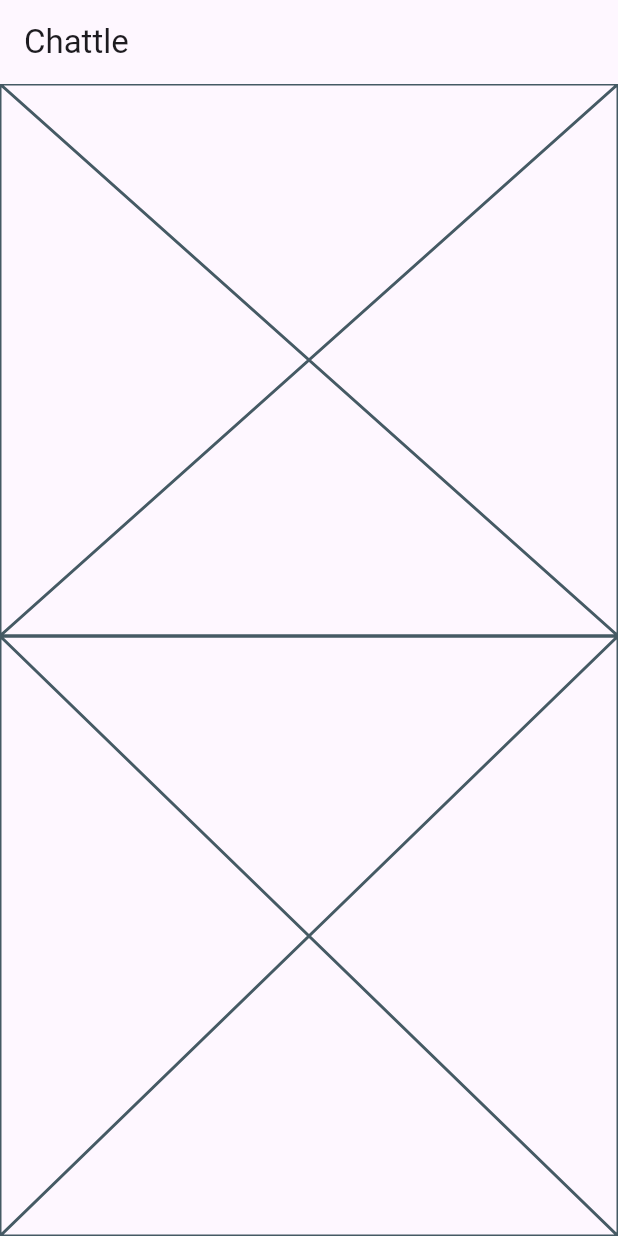
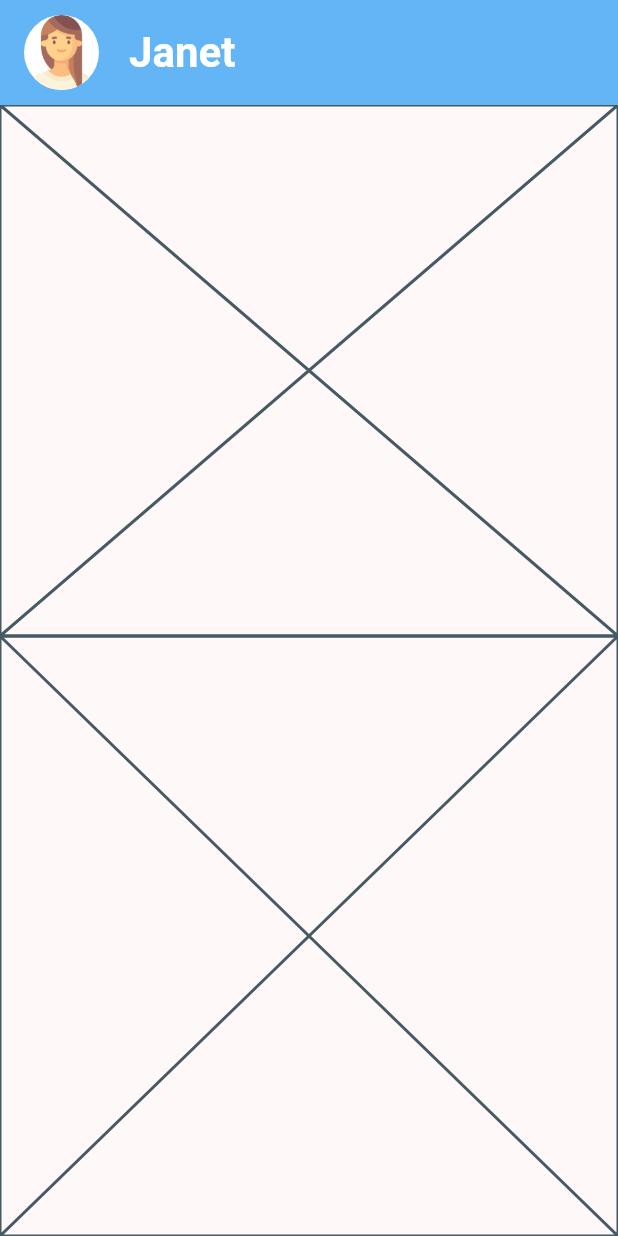
Before and after one commit to wpinrui/chattle, a Flutter app: the screen it shows after launch, on a phone screen of 412 x 824 dp. Run offline on Flutter 3.47's test engine with Material 3 defaults, Android fonts, the phone set to English and light mode, and no system bars; our stand-ins replace logger.

Commit message:
Add chat page app bar

```diff
--- /dev/null
+++ b/frontend/lib/const.dart
@@ -0,0 +1,3 @@
+class Constants {
+  static const String womanProfilePath = 'assets/images/woman.png';
+}
--- a/frontend/lib/main.dart
+++ b/frontend/lib/main.dart
@@ -11,13 +11,16 @@
   // This widget is the root of your application.
   @override
   Widget build(BuildContext context) {
+    debugPrintRebuildDirtyWidgets = true;
     return MaterialApp(
       title: 'Chattle',
       theme: ThemeData(
-        colorScheme: ColorScheme.fromSeed(seedColor: Colors.deepPurple),
+        colorScheme: ColorScheme.fromSeed(seedColor: Colors.black),
         useMaterial3: true,
       ),
-      home: const ChatPage(),
+      home: const ChatPage(
+        name: 'Janet',
+      ),
       initialRoute: '/',
     );
   }
--- a/frontend/lib/ui/chat/chat_page.dart
+++ b/frontend/lib/ui/chat/chat_page.dart
@@ -1,14 +1,18 @@
+import 'package:chattle/const.dart';
+import 'package:chattle/ui/chat/chat_page_appbar.dart';
+import 'package:chattle/ui/chat/chat_profile.dart';
+import 'package:chattle/ui/spacers/spacers.dart';
 import 'package:flutter/material.dart';
 
 class ChatPage extends StatelessWidget {
-  const ChatPage({super.key});
+  final String name;
+
+  const ChatPage({super.key, required this.name});
 
   @override
   Widget build(BuildContext context) {
     return Scaffold(
-      appBar: AppBar(
-        title: const Text('Chattle'),
-      ),
+      appBar: ChatPageAppbar(name: name),
       body: const Column(
         children: <Widget>[
           Expanded(
--- /dev/null
+++ b/frontend/lib/ui/chat/chat_page_appbar.dart
@@ -0,0 +1,38 @@
+import 'package:chattle/const.dart';
+import 'package:chattle/ui/chat/chat_profile.dart';
+import 'package:chattle/ui/spacers/spacers.dart';
+import 'package:flutter/material.dart';
+
+class ChatPageAppbar extends StatelessWidget implements PreferredSizeWidget {
+  final String name;
+  const ChatPageAppbar({super.key, required this.name});
+
+  @override
+  Widget build(BuildContext context) {
+    return AppBar(
+        toolbarHeight: 70,
+        leadingWidth: 70,
+        leading: const Row(
+          crossAxisAlignment: CrossAxisAlignment.center,
+          mainAxisAlignment: MainAxisAlignment.center,
+          children: [
+            HorizontalSpacer(size: 12),
+            ChatProfile(
+              path: Constants.womanProfilePath,
+              radius: 25,
+            ),
+          ],
+        ),
+        title: Text(name),
+        backgroundColor: Colors.blue.shade300,
+        titleTextStyle: const TextStyle(
+          color: Colors.white,
+          fontWeight: FontWeight.bold,
+          fontSize: 28,
+        ),
+      );
+  }
+
+  @override
+  Size get preferredSize => const Size.fromHeight(70);
+}
--- /dev/null
+++ b/frontend/lib/ui/chat/chat_profile.dart
@@ -0,0 +1,16 @@
+import 'package:flutter/material.dart';
+
+class ChatProfile extends StatelessWidget {
+  final String path;
+  final double radius;
+  const ChatProfile({super.key, required this.path, required this.radius});
+
+  @override
+  Widget build(BuildContext context) {
+    return CircleAvatar(
+      radius: radius,
+      backgroundImage: AssetImage(path),
+      backgroundColor: Colors.white,
+    );
+  }
+}
```
